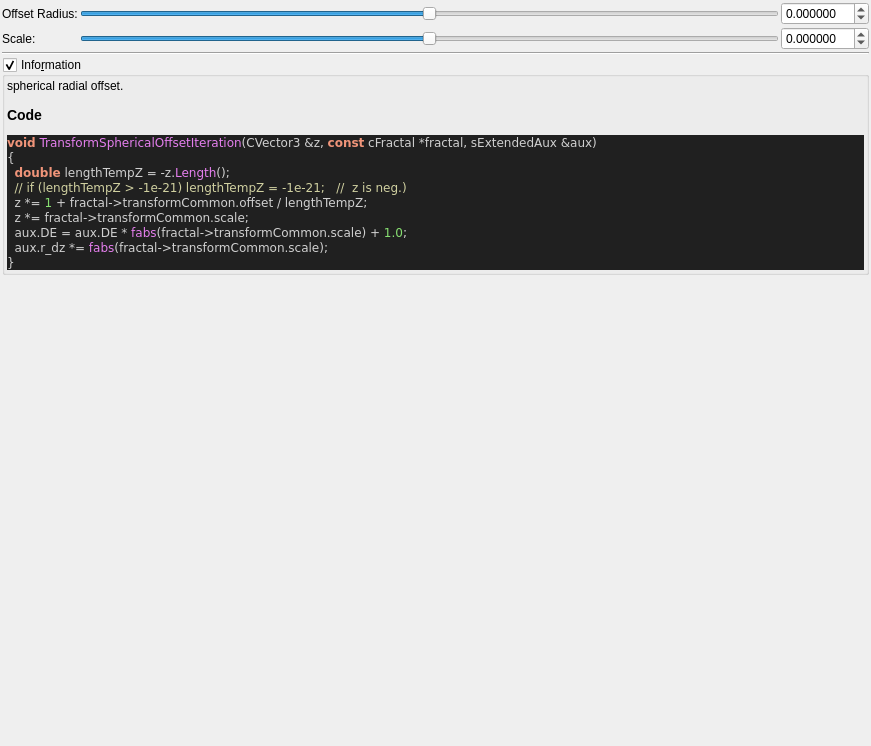
Above: mandelbulber2/qt_data/fractal_transf_spherical_offset.ui from buddhi1980/mandelbulber2 before the change. Below: the same form after it.
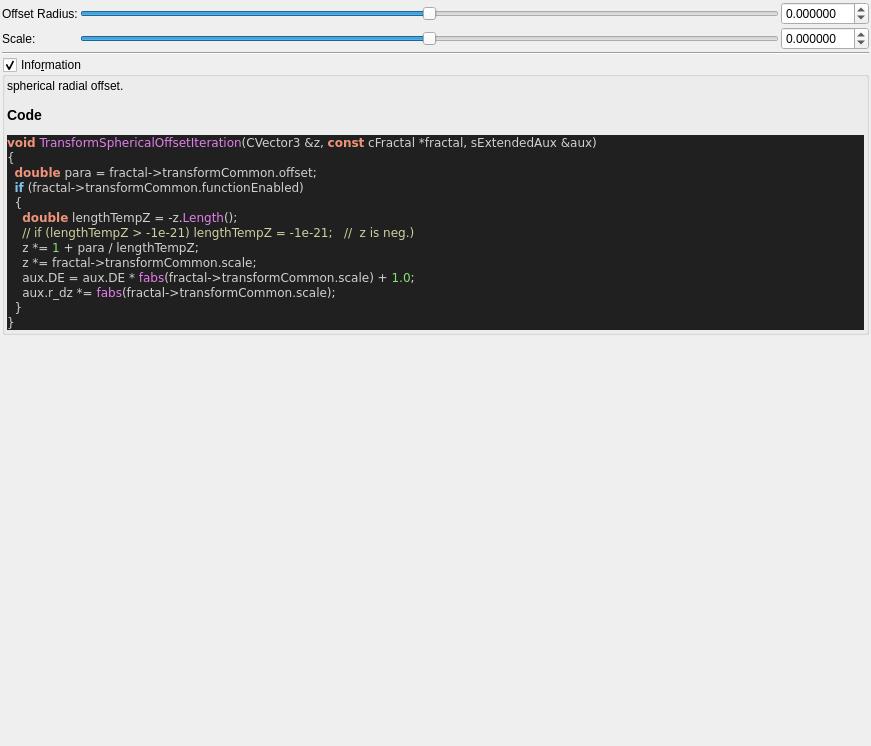
That is the form after the change. Custom widgets are drawn as their Qt base class.

```diff
--- a/mandelbulber2/qt_data/fractal_transf_spherical_offset.ui
+++ b/mandelbulber2/qt_data/fractal_transf_spherical_offset.ui
@@ -199,12 +199,16 @@
 &lt;body style=&quot;background-color:#202020&quot;&gt;
 &lt;pre style=&quot;color:#d0d0d0; background-color:#202020;  font-family:'Courier New',monospace;&quot;&gt;&lt;span style=&quot;color:#f09479; font-weight:bold&quot;&gt;void&lt;/span&gt; &lt;span style=&quot;color:#e47eed&quot;&gt;TransformSphericalOffsetIteration&lt;/span&gt;&lt;span style=&quot;color:#d0d0d0&quot;&gt;(&lt;/span&gt;CVector3 &lt;span style=&quot;color:#d0d0d0&quot;&gt;&amp;amp;&lt;/span&gt;z&lt;span style=&quot;color:#d0d0d0&quot;&gt;,&lt;/span&gt; &lt;span style=&quot;color:#f09479; font-weight:bold&quot;&gt;const&lt;/span&gt; cFractal &lt;span style=&quot;color:#d0d0d0&quot;&gt;*&lt;/span&gt;fractal&lt;span style=&quot;color:#d0d0d0&quot;&gt;,&lt;/span&gt; sExtendedAux &lt;span style=&quot;color:#d0d0d0&quot;&gt;&amp;amp;&lt;/span&gt;aux&lt;span style=&quot;color:#d0d0d0&quot;&gt;)&lt;/span&gt;
 &lt;span style=&quot;color:#d0d0d0&quot;&gt;{&lt;/span&gt;
-  &lt;span style=&quot;color:#f09479; font-weight:bold&quot;&gt;double&lt;/span&gt; lengthTempZ &lt;span style=&quot;color:#d0d0d0&quot;&gt;= -&lt;/span&gt;z&lt;span style=&quot;color:#d0d0d0&quot;&gt;.&lt;/span&gt;&lt;span style=&quot;color:#e47eed&quot;&gt;Length&lt;/span&gt;&lt;span style=&quot;color:#d0d0d0&quot;&gt;();&lt;/span&gt;
-  &lt;span style=&quot;color:#d0d0a0&quot;&gt;// if (lengthTempZ &amp;gt; -1e-21) lengthTempZ = -1e-21;   //  z is neg.)&lt;/span&gt;
-  z &lt;span style=&quot;color:#d0d0d0&quot;&gt;*=&lt;/span&gt; &lt;span style=&quot;color:#87df71&quot;&gt;1&lt;/span&gt; &lt;span style=&quot;color:#d0d0d0&quot;&gt;+&lt;/span&gt; fractal&lt;span style=&quot;color:#d0d0d0&quot;&gt;-&amp;gt;&lt;/span&gt;transformCommon&lt;span style=&quot;color:#d0d0d0&quot;&gt;.&lt;/span&gt;offset &lt;span style=&quot;color:#d0d0d0&quot;&gt;/&lt;/span&gt; lengthTempZ&lt;span style=&quot;color:#d0d0d0&quot;&gt;;&lt;/span&gt;
-  z &lt;span style=&quot;color:#d0d0d0&quot;&gt;*=&lt;/span&gt; fractal&lt;span style=&quot;color:#d0d0d0&quot;&gt;-&amp;gt;&lt;/span&gt;transformCommon&lt;span style=&quot;color:#d0d0d0&quot;&gt;.&lt;/span&gt;scale&lt;span style=&quot;color:#d0d0d0&quot;&gt;;&lt;/span&gt;
-  aux&lt;span style=&quot;color:#d0d0d0&quot;&gt;.&lt;/span&gt;DE &lt;span style=&quot;color:#d0d0d0&quot;&gt;=&lt;/span&gt; aux&lt;span style=&quot;color:#d0d0d0&quot;&gt;.&lt;/span&gt;DE &lt;span style=&quot;color:#d0d0d0&quot;&gt;*&lt;/span&gt; &lt;span style=&quot;color:#e47eed&quot;&gt;fabs&lt;/span&gt;&lt;span style=&quot;color:#d0d0d0&quot;&gt;(&lt;/span&gt;fractal&lt;span style=&quot;color:#d0d0d0&quot;&gt;-&amp;gt;&lt;/span&gt;transformCommon&lt;span style=&quot;color:#d0d0d0&quot;&gt;.&lt;/span&gt;scale&lt;span style=&quot;color:#d0d0d0&quot;&gt;) +&lt;/span&gt; &lt;span style=&quot;color:#87df71&quot;&gt;1.0&lt;/span&gt;&lt;span style=&quot;color:#d0d0d0&quot;&gt;;&lt;/span&gt;
-  aux&lt;span style=&quot;color:#d0d0d0&quot;&gt;.&lt;/span&gt;r_dz &lt;span style=&quot;color:#d0d0d0&quot;&gt;*=&lt;/span&gt; &lt;span style=&quot;color:#e47eed&quot;&gt;fabs&lt;/span&gt;&lt;span style=&quot;color:#d0d0d0&quot;&gt;(&lt;/span&gt;fractal&lt;span style=&quot;color:#d0d0d0&quot;&gt;-&amp;gt;&lt;/span&gt;transformCommon&lt;span style=&quot;color:#d0d0d0&quot;&gt;.&lt;/span&gt;scale&lt;span style=&quot;color:#d0d0d0&quot;&gt;);&lt;/span&gt;
+  &lt;span style=&quot;color:#f09479; font-weight:bold&quot;&gt;double&lt;/span&gt; para &lt;span style=&quot;color:#d0d0d0&quot;&gt;=&lt;/span&gt; fractal&lt;span style=&quot;color:#d0d0d0&quot;&gt;-&amp;gt;&lt;/span&gt;transformCommon&lt;span style=&quot;color:#d0d0d0&quot;&gt;.&lt;/span&gt;offset&lt;span style=&quot;color:#d0d0d0&quot;&gt;;&lt;/span&gt;
+  &lt;span style=&quot;color:#7ec0ee; font-weight:bold&quot;&gt;if&lt;/span&gt; &lt;span style=&quot;color:#d0d0d0&quot;&gt;(&lt;/span&gt;fractal&lt;span style=&quot;color:#d0d0d0&quot;&gt;-&amp;gt;&lt;/span&gt;transformCommon&lt;span style=&quot;color:#d0d0d0&quot;&gt;.&lt;/span&gt;functionEnabled&lt;span style=&quot;color:#d0d0d0&quot;&gt;)&lt;/span&gt;
+  &lt;span style=&quot;color:#d0d0d0&quot;&gt;{&lt;/span&gt;
+    &lt;span style=&quot;color:#f09479; font-weight:bold&quot;&gt;double&lt;/span&gt; lengthTempZ &lt;span style=&quot;color:#d0d0d0&quot;&gt;= -&lt;/span&gt;z&lt;span style=&quot;color:#d0d0d0&quot;&gt;.&lt;/span&gt;&lt;span style=&quot;color:#e47eed&quot;&gt;Length&lt;/span&gt;&lt;span style=&quot;color:#d0d0d0&quot;&gt;();&lt;/span&gt;
+    &lt;span style=&quot;color:#d0d0a0&quot;&gt;// if (lengthTempZ &amp;gt; -1e-21) lengthTempZ = -1e-21;   //  z is neg.)&lt;/span&gt;
+    z &lt;span style=&quot;color:#d0d0d0&quot;&gt;*=&lt;/span&gt; &lt;span style=&quot;color:#87df71&quot;&gt;1&lt;/span&gt; &lt;span style=&quot;color:#d0d0d0&quot;&gt;+&lt;/span&gt; para &lt;span style=&quot;color:#d0d0d0&quot;&gt;/&lt;/span&gt; lengthTempZ&lt;span style=&quot;color:#d0d0d0&quot;&gt;;&lt;/span&gt;
+    z &lt;span style=&quot;color:#d0d0d0&quot;&gt;*=&lt;/span&gt; fractal&lt;span style=&quot;color:#d0d0d0&quot;&gt;-&amp;gt;&lt;/span&gt;transformCommon&lt;span style=&quot;color:#d0d0d0&quot;&gt;.&lt;/span&gt;scale&lt;span style=&quot;color:#d0d0d0&quot;&gt;;&lt;/span&gt;
+    aux&lt;span style=&quot;color:#d0d0d0&quot;&gt;.&lt;/span&gt;DE &lt;span style=&quot;color:#d0d0d0&quot;&gt;=&lt;/span&gt; aux&lt;span style=&quot;color:#d0d0d0&quot;&gt;.&lt;/span&gt;DE &lt;span style=&quot;color:#d0d0d0&quot;&gt;*&lt;/span&gt; &lt;span style=&quot;color:#e47eed&quot;&gt;fabs&lt;/span&gt;&lt;span style=&quot;color:#d0d0d0&quot;&gt;(&lt;/span&gt;fractal&lt;span style=&quot;color:#d0d0d0&quot;&gt;-&amp;gt;&lt;/span&gt;transformCommon&lt;span style=&quot;color:#d0d0d0&quot;&gt;.&lt;/span&gt;scale&lt;span style=&quot;color:#d0d0d0&quot;&gt;) +&lt;/span&gt; &lt;span style=&quot;color:#87df71&quot;&gt;1.0&lt;/span&gt;&lt;span style=&quot;color:#d0d0d0&quot;&gt;;&lt;/span&gt;
+    aux&lt;span style=&quot;color:#d0d0d0&quot;&gt;.&lt;/span&gt;r_dz &lt;span style=&quot;color:#d0d0d0&quot;&gt;*=&lt;/span&gt; &lt;span style=&quot;color:#e47eed&quot;&gt;fabs&lt;/span&gt;&lt;span style=&quot;color:#d0d0d0&quot;&gt;(&lt;/span&gt;fractal&lt;span style=&quot;color:#d0d0d0&quot;&gt;-&amp;gt;&lt;/span&gt;transformCommon&lt;span style=&quot;color:#d0d0d0&quot;&gt;.&lt;/span&gt;scale&lt;span style=&quot;color:#d0d0d0&quot;&gt;);&lt;/span&gt;
+  &lt;span style=&quot;color:#d0d0d0&quot;&gt;}&lt;/span&gt;
 &lt;span style=&quot;color:#d0d0d0&quot;&gt;}&lt;/span&gt;
 &lt;/pre&gt;
 &lt;/body&gt;</string>
```
